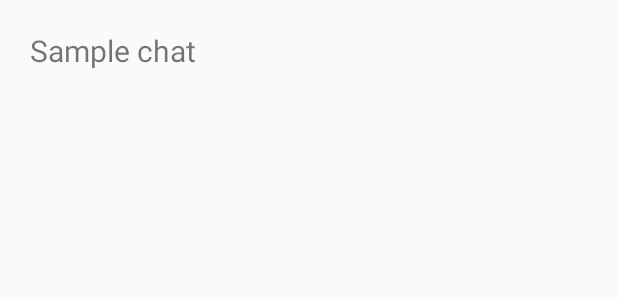
After one commit to YaTechnology/android-messenger, an Android app: the layout chat_item_layout.xml on its own in the app's theme, with its tools: preview values and no code run, on a phone screen of 412 x 824 dp. The commit adds this screen. Shown: the top 300 px of the screen. Run offline under Robolectric (Android 15) with nearby library versions, the phone set to English and light mode, and no system bars.

Commit message:
fixed demo-app recycler view

```diff
--- a/demo-module/build.gradle
+++ b/demo-module/build.gradle
@@ -29,7 +29,7 @@ android {
 
 dependencies {
     implementation fileTree(include: ['*.jar'], dir: 'libs')
-    implementation "org.jetbrains.kotlin:kotlin-stdlib-jre7:$kotlin_version"
+    implementation "org.jetbrains.kotlin:kotlin-stdlib-jdk7:$kotlin_version"
     implementation 'com.android.support:appcompat-v7:27.1.1'
     implementation 'com.android.support.constraint:constraint-layout:1.1.0'
     testImplementation 'junit:junit:4.12'
--- a/demo-module/src/main/AndroidManifest.xml
+++ b/demo-module/src/main/AndroidManifest.xml
@@ -2,6 +2,7 @@
 <manifest package="com.github.ndex.messenger.demo_module"
           xmlns:android="http://schemas.android.com/apk/res/android">
 
+    <uses-permission android:name="android.permission.INTERNET"/>
     <application
         android:allowBackup="true"
         android:icon="@mipmap/ic_launcher"
--- /dev/null
+++ b/demo-module/src/main/res/layout/chat_item_layout.xml
@@ -0,0 +1,15 @@
+<?xml version="1.0" encoding="utf-8"?>
+<android.support.constraint.ConstraintLayout
+    xmlns:android="http://schemas.android.com/apk/res/android"
+    android:layout_width="match_parent"
+    android:layout_height="match_parent"
+    xmlns:tools="http://schemas.android.com/tools">
+
+    <TextView
+        android:id="@+id/chat_name"
+        android:layout_width="match_parent"
+        android:layout_height="wrap_content"
+        android:textSize="20sp"
+        android:padding="20dp"
+        tools:text="Sample chat"/>
+</android.support.constraint.ConstraintLayout>
```
Also changed, not shown: demo-module/src/main/java/com/github/ndex/messenger/demo_module/domain/ChatService.kt (+1 -25 lines), demo-module/src/main/java/com/github/ndex/messenger/demo_module/presentation/ChatListActivity.kt (+15 -1 lines), demo-module/src/main/java/com/github/ndex/messenger/demo_module/presentation/ChatListViewModel.kt (+33 -4 lines), demo-module/src/main/java/com/github/ndex/messenger/demo_module/presentation/chatlist/ChatListAdapter.kt (added, +25 -0 lines), demo-module/src/main/java/com/github/ndex/messenger/demo_module/presentation/chatlist/ChatListViewHolder.kt (added, +29 -0 lines).
